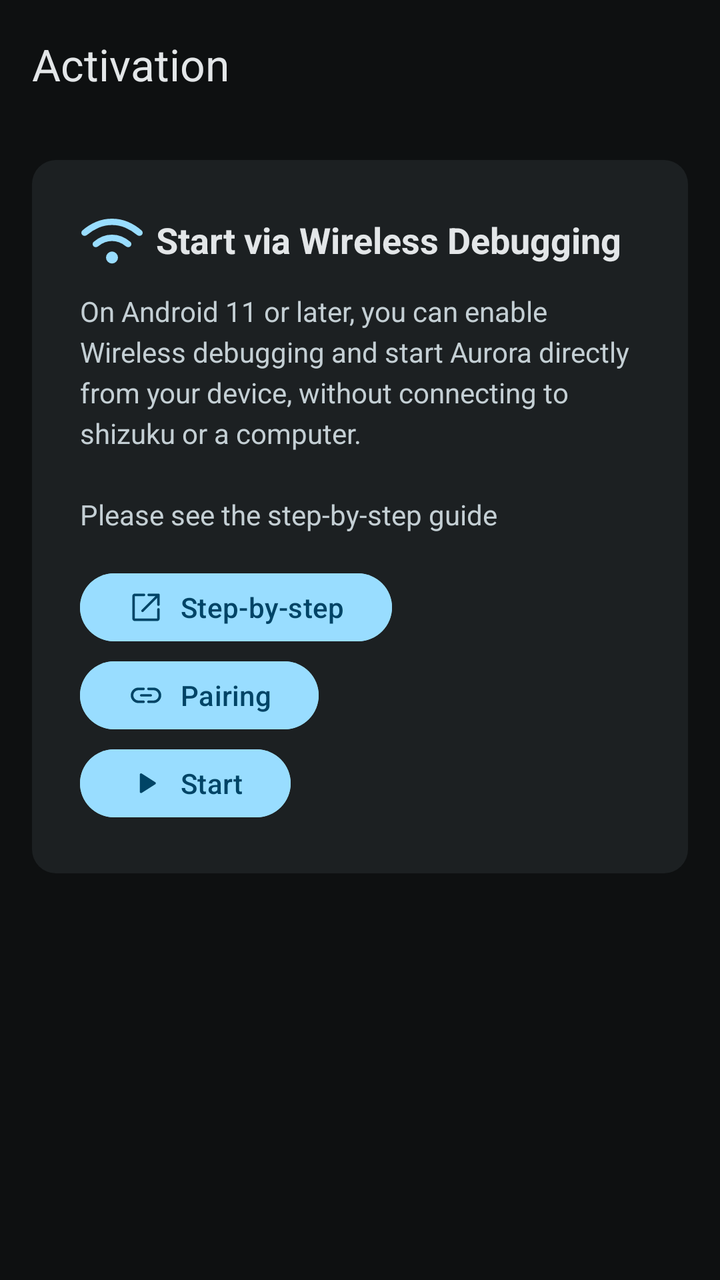
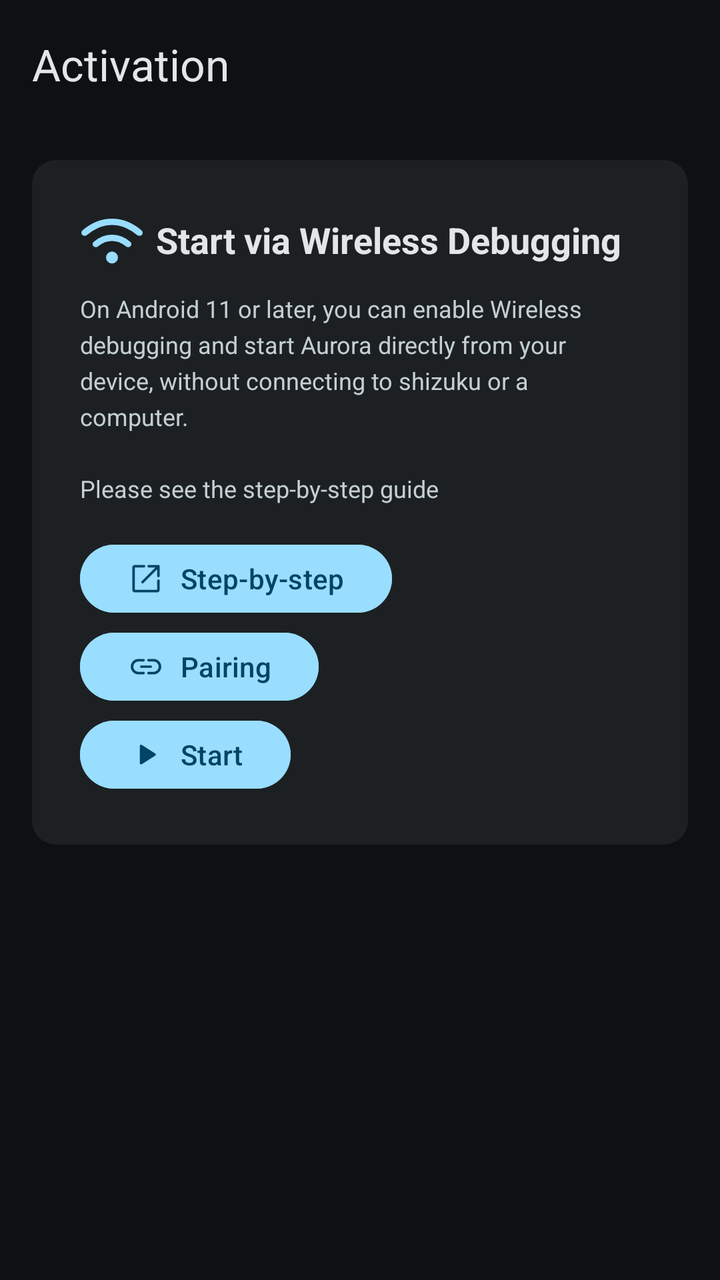

Before-and-after screenshots of an Android layout around one commit, followed by the original layout XML and the change that was made.
<!-- AndroidManifest.xml: application theme Base.Theme.Aurora -->
<!-- res/layout/connected.xml -->
<?xml version="1.0" encoding="utf-8"?>
<LinearLayout
    xmlns:android="http://schemas.android.com/apk/res/android"
    xmlns:app="http://schemas.android.com/apk/res-auto"
    android:layout_width="match_parent"
    android:layout_height="match_parent"
    android:orientation="vertical"
    android:background="@color/surface">
    
    <androidx.appcompat.widget.Toolbar
        android:id="@+id/toolbar"
        android:layout_width="match_parent"
        android:layout_height="?attr/actionBarSize"
        app:title="@string/title_toolbar_connected"
        app:titleTextColor="@color/onSurface"
        app:titleMarginStart="@dimen/main_margin_toolbar"
        app:navigationIconTint="@color/onSurface"
        app:contentInsetStartWithNavigation="0dp" />
    
    <androidx.core.widget.NestedScrollView
        android:layout_width="match_parent"
        android:layout_height="match_parent">
        
        <LinearLayout
            android:layout_width="match_parent"
            android:layout_height="wrap_content"
            android:orientation="vertical"
            android:padding="@dimen/pedding_16dp">
            
            
            <LinearLayout
                android:layout_width="match_parent"
                android:layout_height="wrap_content"
                android:orientation="vertical"
                android:padding="24dp"
                android:background="@drawable/bg_card_rounded">
                
                <LinearLayout
                    android:layout_width="match_parent"
                    android:layout_height="wrap_content"
                    android:orientation="horizontal"
                    android:gravity="center_vertical"
                    android:layout_marginBottom="10dp">
                    <ImageView
                        android:layout_width="32dp"
                        android:layout_height="32dp"
                        android:src="@drawable/ic_wifi"
                        android:contentDescription="@null"
                        android:tint="@color/primary" />
                    <TextView
                        android:layout_width="match_parent"
                        android:layout_height="wrap_content"
                        android:text="@string/title_wareless_connected"
                        android:textSize="@dimen/size_text_18sp"
                        android:textStyle="bold"
                        android:textColor="@color/onSurface"
                        android:layout_marginStart="6dp" />
                </LinearLayout>
                
                <TextView
                    android:layout_width="match_parent"
                    android:layout_height="wrap_content"
                    android:text="@string/title_dec_wareless_connected"
                    android:textSize="@dimen/radius_12sp"
                    android:textColor="@color/onSurfaceVariant"
                    android:lineSpacingExtra="4dp" />
                
                
                <LinearLayout
                    android:layout_width="match_parent"
                    android:layout_height="wrap_content"
                    android:orientation="vertical"
                    android:layout_marginTop="16dp">
                    
                    <com.google.android.material.button.MaterialButton
                        style="@style/Base.Theme.AuroraButton"
                        android:id="@+id/btn_instruksi"
                        android:layout_width="wrap_content"
                        android:layout_height="42dp"
                        android:text="Step-by-step"
                        android:layout_marginBottom="2dp"
                        app:icon="@drawable/ic_open" />
                    
                    <com.google.android.material.button.MaterialButton
                        style="@style/Base.Theme.AuroraButton"
                        android:id="@+id/btn_pairing"
                        android:layout_width="wrap_content"
                        android:layout_height="42dp"
                        android:text="Pairing"
                        android:layout_marginBottom="2dp"
                        app:icon="@drawable/ic_link" />
                    
                    <com.google.android.material.button.MaterialButton
                        style="@style/Base.Theme.AuroraButton"
                        android:id="@+id/btn_start"
                        android:layout_width="wrap_content"
                        android:layout_height="42dp"
                        android:text="Start"
                        app:icon="@drawable/ic_play" />
                </LinearLayout>
            </LinearLayout>
        </LinearLayout>
    </androidx.core.widget.NestedScrollView>
</LinearLayout>
<!-- resources referenced by this layout -->
<resources>
  <color name="onSurface">#FFE3E6E8</color>
  <color name="onSurfaceVariant">#C4CFD4</color>
  <color name="primary">#99DDFF</color>
  <color name="surface">#FF0E1011</color>
  <dimen name="main_margin_toolbar">2dp</dimen>
  <dimen name="pedding_16dp">16dp</dimen>
  <dimen name="size_text_18sp">18sp</dimen>
  <!-- drawable bg_card_rounded (drawable) -->
  <?xml version="1.0" encoding="utf-8"?>
  <shape xmlns:android="http://schemas.android.com/apk/res/android"
      android:shape="rectangle">
      <solid android:color="@color/surfaceContainer" />
      <corners android:radius="@dimen/radius_12dp" />
  </shape>
  <!-- drawable ic_play (drawable) -->
  <vector xmlns:android="http://schemas.android.com/apk/res/android"
      android:width="48dp"
      android:height="48dp"
      android:viewportWidth="960"
      android:viewportHeight="960"
      android:tint="?attr/colorControlNormal">
    <path
        android:fillColor="@android:color/white"
        android:pathData="M314.02,705.35L314.02,248.65Q314.02,232.74 324.23,223.54Q334.45,214.35 347.98,214.35Q352.51,214.35 357.14,215.47Q361.76,216.59 366.45,219.05L725.74,448.65Q733.58,454.13 737.61,461.09Q741.65,468.04 741.65,477Q741.65,485.96 737.61,492.91Q733.58,499.87 725.74,505.35L366.45,734.95Q361.76,737.41 357.13,738.41Q352.5,739.41 347.97,739.41Q334.41,739.41 324.22,730.39Q314.02,721.37 314.02,705.35Z"/>
  </vector>
  <string name="title_dec_wareless_connected">On Android 11 or later, you can enable Wireless debugging and start Aurora directly from your device, without connecting to shizuku or a computer.\n\nPlease see the step-by-step guide </string>
  <string name="title_toolbar_connected">Activation</string>
  <string name="title_wareless_connected">Start via Wireless Debugging</string>
  <style name="Base.Theme.AuroraButton" parent="Widget.Material3.Button">
          <item name="android:backgroundTint">@color/primary</item>
          <item name="android:textColor">@color/onPrimary</item>
          <item name="cornerRadius">@dimen/radius_24dp</item>
          <item name="iconGravity">textStart</item>
          <item name="iconPadding">8dp</item>
          <item name="iconTint">@color/onPrimary</item>
          <item name="android:paddingStart">24dp</item>
          <item name="android:paddingEnd">24dp</item>
          <item name="android:paddingTop">2dp</item>
          <item name="android:paddingBottom">2dp</item>
      </style>
  <style name="Base.Theme.Aurora" parent="Theme.Material3.Dark.NoActionBar">
          <item name="android:windowBackground">@color/surface</item>
  
          <item name="android:statusBarColor">@android:color/transparent</item>
          <item name="android:navigationBarColor">@android:color/transparent</item>
          <item name="android:windowDrawsSystemBarBackgrounds">true</item>
  
          <item name="android:windowLightStatusBar">false</item>
          <item name="android:windowLightNavigationBar">false</item>
      </style>
  <color name="surfaceContainer">#FF1C2022</color>
  <dimen name="radius_12dp">12dp</dimen>
  <color name="onPrimary">#004466</color>
  <dimen name="radius_24dp">24dp</dimen>
  <!-- unchanged entries left out for length: 3 -->
</resources>

<!-- the commit's change to res/layout/connected.xml (unified diff, before → after) -->
@@ -61,7 +61,7 @@
                     android:layout_width="match_parent"
                     android:layout_height="wrap_content"
                     android:text="@string/title_dec_wareless_connected"
-                    android:textSize="@dimen/radius_12sp"
+                    android:textSize="@dimen/size_text_12sp"
                     android:textColor="@color/onSurfaceVariant"
                     android:lineSpacingExtra="4dp" />
                 
<!-- resource entries referenced after the edit -->
@@ -6,6 +6,7 @@
   <color name="surface">#FF0E1011</color>
   <dimen name="main_margin_toolbar">2dp</dimen>
   <dimen name="pedding_16dp">16dp</dimen>
+  <dimen name="size_text_12sp">12sp</dimen>
   <dimen name="size_text_18sp">18sp</dimen>
   <!-- drawable bg_card_rounded (drawable) -->
   <?xml version="1.0" encoding="utf-8"?>
